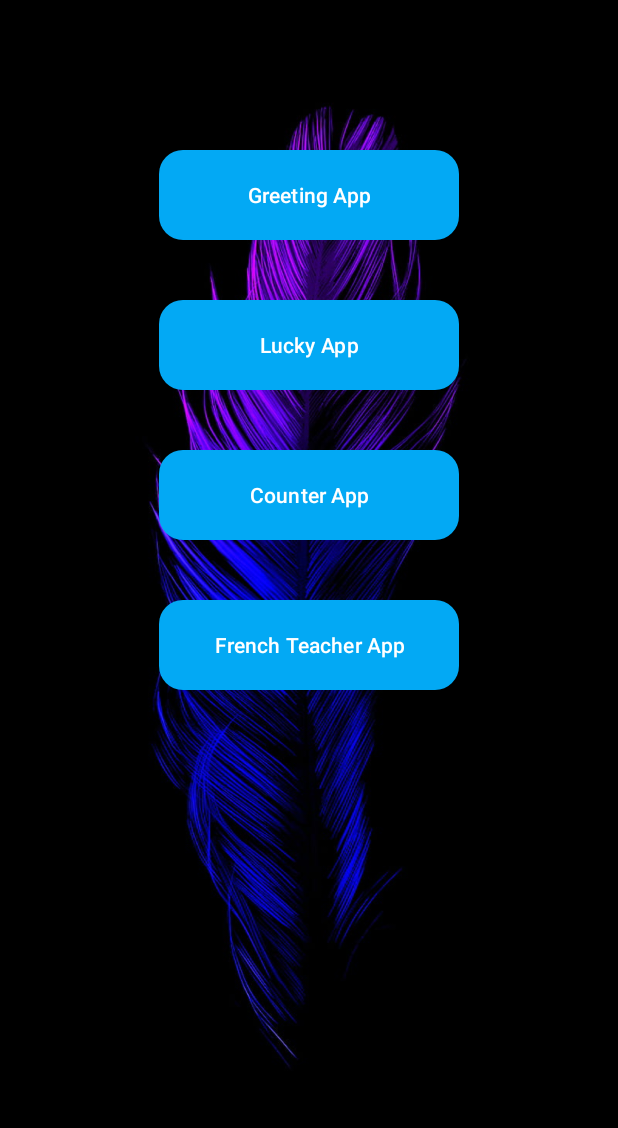
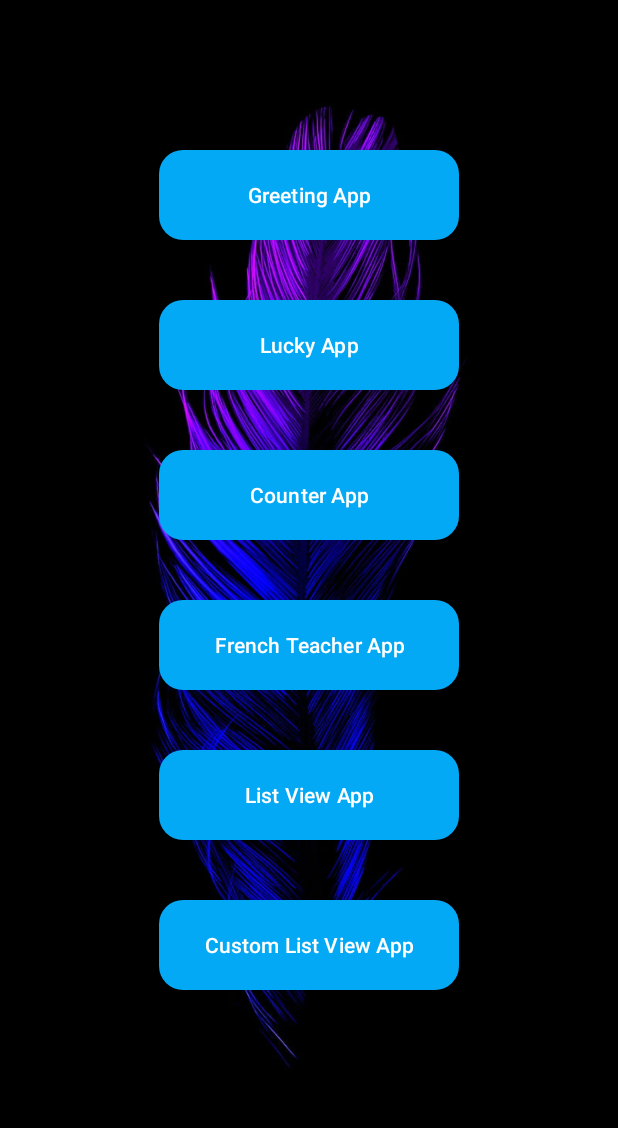
Before and after one commit to TouqeerBinArbab/AndroidDevelopment, an Android app: the screen it shows after launch (MainActivity), on a phone screen of 412 x 824 dp, the part 96-1224 px from its top. Run offline under Robolectric (Android 15) with nearby library versions, the phone set to English and light mode, and no system bars.

Commit message:
bugs fixes

```diff
--- a/app/build.gradle.kts
+++ b/app/build.gradle.kts
@@ -41,6 +41,7 @@ dependencies {
     implementation("androidx.constraintlayout:constraintlayout:2.1.4")
     implementation("androidx.navigation:navigation-fragment:2.6.0")
     implementation("androidx.navigation:navigation-ui:2.6.0")
+    implementation("androidx.activity:activity:1.8.0")
     testImplementation("junit:junit:4.13.2")
     androidTestImplementation("androidx.test.ext:junit:1.1.5")
     androidTestImplementation("androidx.test.espresso:espresso-core:3.5.1")
--- a/app/src/main/AndroidManifest.xml
+++ b/app/src/main/AndroidManifest.xml
@@ -12,6 +12,12 @@
         android:supportsRtl="true"
         android:theme="@style/Theme.AndroidDevelopment"
         tools:targetApi="31">
+        <activity
+            android:name=".CustomListActivity"
+            android:exported="false" />
+        <activity
+            android:name=".ListViewActivity"
+            android:exported="false" />
         <activity
             android:name=".FrenchTeacherActivity"
             android:exported="false" />
--- a/app/src/main/java/com/example/androiddevelopment/MainActivity.java
+++ b/app/src/main/java/com/example/androiddevelopment/MainActivity.java
@@ -12,7 +12,7 @@ import android.widget.Button;
 import android.widget.Toast;
 
 public class MainActivity extends AppCompatActivity {
-    Button luckyAppBtn, greetingAppBtn, counterAppBtn, frenchAppBtn;
+    Button luckyAppBtn, greetingAppBtn, counterAppBtn, frenchAppBtn, listViewAppBtn, customListViewAppBtn;
 
     @Override
     protected void onCreate(Bundle savedInstanceState) {
@@ -23,7 +23,8 @@ public class MainActivity extends AppCompatActivity {
         greetingAppBtn = findViewById(R.id.greeting_app);
         counterAppBtn = findViewById(R.id.counter_app);
         frenchAppBtn = findViewById(R.id.french_app);
-
+        listViewAppBtn = findViewById(R.id.list_view_app);
+        customListViewAppBtn = findViewById(R.id.custom_list_view_app);
         luckyAppBtn.setOnClickListener(new View.OnClickListener() {
             @Override
             public void onClick(View view) {
@@ -51,6 +52,22 @@ public class MainActivity extends AppCompatActivity {
                 goToFrenchTeacherApp();
             }
         });
+
+        listViewAppBtn.setOnClickListener(new View.OnClickListener() {
+            @Override
+            public void onClick(View view) {
+                goToListViewApp();
+            }
+        });
+
+        customListViewAppBtn.setOnClickListener(new View.OnClickListener() {
+            @Override
+            public void onClick(View view) {
+                goToCustomListViewApp();
+            }
+        });
+
+
     }
 
     @Override
@@ -89,4 +106,15 @@ public class MainActivity extends AppCompatActivity {
         Intent intent = new Intent( getApplicationContext(), FrenchTeacherActivity.class);
         startActivity(intent);
     }
+
+    public void goToListViewApp() {
+        Intent intent = new Intent( getApplicationContext(), ListViewActivity.class);
+        startActivity(intent);
+    }
+
+    public void goToCustomListViewApp() {
+        Intent intent = new Intent( getApplicationContext(), CustomListActivity.class);
+        startActivity(intent);
+    }
+
 }
--- a/app/src/main/java/com/example/androiddevelopment/SecondActivity.java
+++ b/app/src/main/java/com/example/androiddevelopment/SecondActivity.java
@@ -39,10 +39,6 @@ public class SecondActivity extends AppCompatActivity {
                 shareData(userName, random_num);
             }
         });
-
-
-
-
     }
 
     public int generateRandomNumber() {
@@ -52,7 +48,6 @@ public class SecondActivity extends AppCompatActivity {
     }
 
     public void shareData(String username, int randomNum){
-
         // Implicit Intent
         Intent i = new Intent(Intent.ACTION_SEND);
         i.setType("text/plain");
@@ -60,7 +55,6 @@ public class SecondActivity extends AppCompatActivity {
         // Additional info
         i.putExtra(Intent.EXTRA_SUBJECT, username + " got lucky today!");
         i.putExtra(Intent.EXTRA_TEXT, "His lucky number is: " + randomNum);
-
         startActivity(Intent.createChooser(i, "Choose your platform"));
     }
 }
--- a/app/src/main/res/layout/activity_main.xml
+++ b/app/src/main/res/layout/activity_main.xml
@@ -54,5 +54,29 @@
         app:layout_constraintStart_toStartOf="parent"
         app:layout_constraintTop_toTopOf="@+id/counter_app" />
 
+    <Button
+        android:id="@+id/list_view_app"
+        android:layout_width="wrap_content"
+        android:background="@drawable/rounded_button"
+        android:layout_height="wrap_content"
+        android:layout_marginTop="100dp"
+        android:text="@string/list_view_app"
+        app:layout_constraintEnd_toEndOf="parent"
+        app:layout_constraintStart_toStartOf="parent"
+        app:layout_constraintTop_toTopOf="@+id/french_app" />
+
+
+    <Button
+        android:id="@+id/custom_list_view_app"
+        android:layout_width="wrap_content"
+        android:background="@drawable/rounded_button"
+        android:layout_height="wrap_content"
+        android:layout_marginTop="100dp"
+        android:text="@string/custom_list_view_app"
+        app:layout_constraintEnd_toEndOf="parent"
+        app:layout_constraintStart_toStartOf="parent"
+        app:layout_constraintTop_toTopOf="@+id/list_view_app" />
+
+
 
 </androidx.constraintlayout.widget.ConstraintLayout>
--- a/app/src/main/res/values/colors.xml
+++ b/app/src/main/res/values/colors.xml
@@ -3,4 +3,5 @@
     <color name="black">#FF000000</color>
     <color name="white">#FFFFFFFF</color>
     <color name="blue_sky">#03A9F4</color>
+    <color name="red">#D91212</color>
 </resources>
--- a/app/src/main/res/values/strings.xml
+++ b/app/src/main/res/values/strings.xml
@@ -70,4 +70,7 @@
     <string name="purple">Purple</string>
     <string name="green">Green</string>
     <string name="yellow">Yellow</string>
+    <string name="list_view_app">List View App</string>
+    <string name="custom_list_view_app">Custom List View App</string>
+    <string name="item1">item1</string>
 </resources>
```
Also changed, not shown: app/src/main/java/com/example/androiddevelopment/CustomListActivity.java (added, +39 -0 lines), app/src/main/java/com/example/androiddevelopment/ListViewActivity.java (added, +41 -0 lines), app/src/main/java/com/example/androiddevelopment/MyCustomAdapter.java (added, +65 -0 lines), app/src/main/res/layout/activity_custom_list.xml (added, +19 -0 lines), app/src/main/res/layout/activity_list_view.xml (added, +19 -0 lines), app/src/main/res/layout/my_list_item.xml (added, +23 -0 lines).
